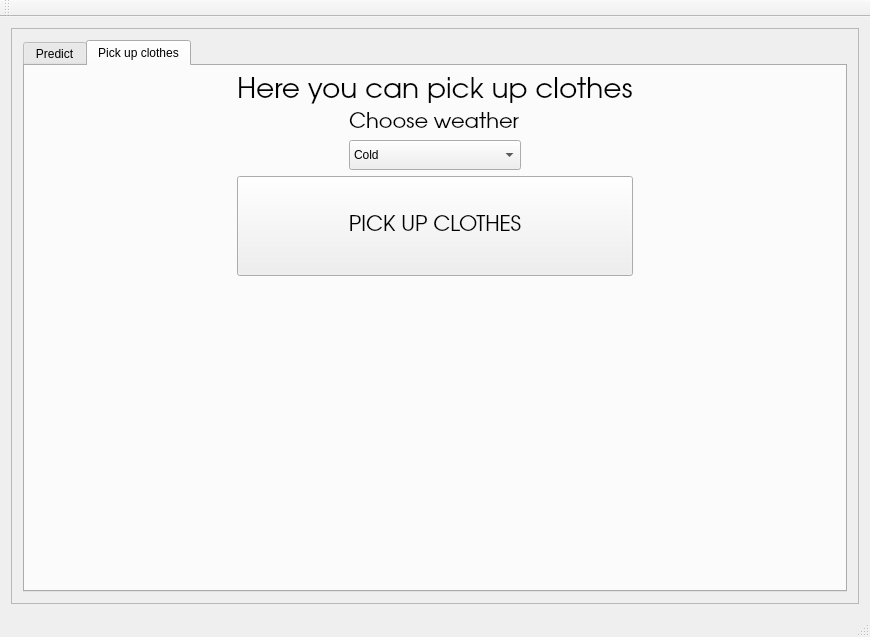
This is dressid_gui/dressid_gui/model_main.ui in DressID/dressfinder as Qt 5 draws it before an edit. The edited form follows.
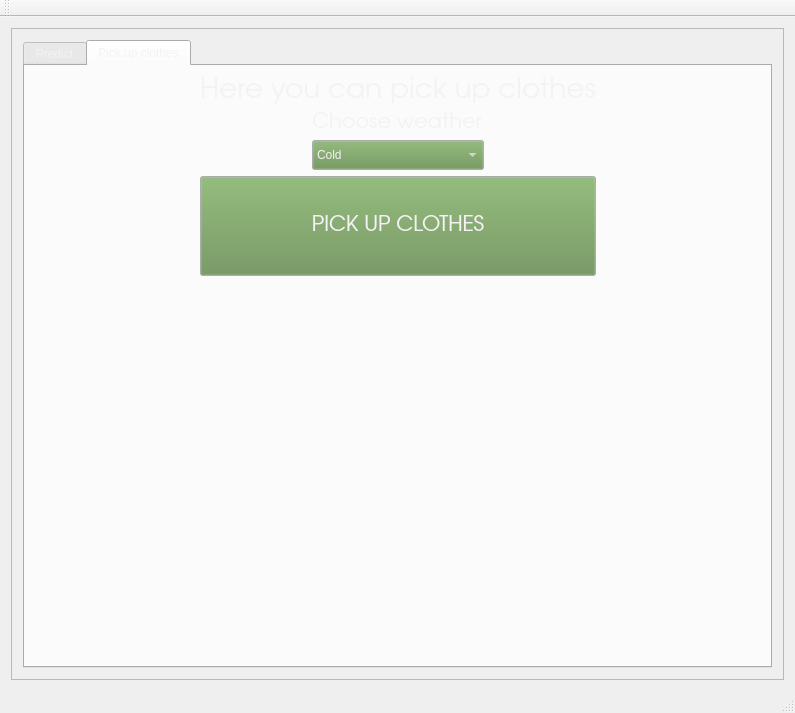
This is the edited form. Icons and pictures are not drawn.

What changed in the file:
```diff
--- a/dressid_gui/dressid_gui/model_main.ui
+++ b/dressid_gui/dressid_gui/model_main.ui
@@ -6,8 +6,8 @@
    <rect>
     <x>0</x>
     <y>0</y>
-    <width>870</width>
-    <height>637</height>
+    <width>795</width>
+    <height>713</height>
    </rect>
   </property>
   <property name="sizePolicy">
@@ -34,13 +34,53 @@
         <rect>
          <x>0</x>
          <y>0</y>
-         <width>850</width>
-         <height>556</height>
+         <width>761</width>
+         <height>641</height>
         </rect>
        </property>
        <layout class="QGridLayout" name="gridLayout_4">
         <item row="0" column="0">
          <widget class="QTabWidget" name="tabWidget">
+          <property name="enabled">
+           <bool>true</bool>
+          </property>
+          <property name="palette">
+           <palette>
+            <active>
+             <colorrole role="WindowText">
+              <brush brushstyle="SolidPattern">
+               <color alpha="255">
+                <red>243</red>
+                <green>243</green>
+                <blue>243</blue>
+               </color>
+              </brush>
+             </colorrole>
+            </active>
+            <inactive>
+             <colorrole role="WindowText">
+              <brush brushstyle="SolidPattern">
+               <color alpha="255">
+                <red>243</red>
+                <green>243</green>
+                <blue>243</blue>
+               </color>
+              </brush>
+             </colorrole>
+            </inactive>
+            <disabled>
+             <colorrole role="WindowText">
+              <brush brushstyle="SolidPattern">
+               <color alpha="255">
+                <red>190</red>
+                <green>190</green>
+                <blue>190</blue>
+               </color>
+              </brush>
+             </colorrole>
+            </disabled>
+           </palette>
+          </property>
           <property name="currentIndex">
            <number>1</number>
           </property>
@@ -770,7 +810,7 @@
               </property>
              </spacer>
             </item>
-            <item row="4" column="0">
+            <item row="5" column="0">
              <spacer name="verticalSpacer_2">
               <property name="orientation">
                <enum>Qt::Vertical</enum>
@@ -810,6 +850,97 @@
                 <height>100</height>
                </size>
               </property>
+              <property name="palette">
+               <palette>
+                <active>
+                 <colorrole role="Button">
+                  <brush brushstyle="SolidPattern">
+                   <color alpha="255">
+                    <red>103</red>
+                    <green>144</green>
+                    <blue>80</blue>
+                   </color>
+                  </brush>
+                 </colorrole>
+                 <colorrole role="Text">
+                  <brush brushstyle="SolidPattern">
+                   <color alpha="255">
+                    <red>243</red>
+                    <green>243</green>
+                    <blue>243</blue>
+                   </color>
+                  </brush>
+                 </colorrole>
+                 <colorrole role="ButtonText">
+                  <brush brushstyle="SolidPattern">
+                   <color alpha="255">
+                    <red>243</red>
+                    <green>243</green>
+                    <blue>243</blue>
+                   </color>
+                  </brush>
+                 </colorrole>
+                </active>
+                <inactive>
+                 <colorrole role="Button">
+                  <brush brushstyle="SolidPattern">
+                   <color alpha="255">
+                    <red>103</red>
+                    <green>144</green>
+                    <blue>80</blue>
+                   </color>
+                  </brush>
+                 </colorrole>
+                 <colorrole role="Text">
+                  <brush brushstyle="SolidPattern">
+                   <color alpha="255">
+                    <red>243</red>
+                    <green>243</green>
+                    <blue>243</blue>
+                   </color>
+                  </brush>
+                 </colorrole>
+                 <colorrole role="ButtonText">
+                  <brush brushstyle="SolidPattern">
+                   <color alpha="255">
+                    <red>243</red>
+                    <green>243</green>
+                    <blue>243</blue>
+                   </color>
+                  </brush>
+                 </colorrole>
+                </inactive>
+                <disabled>
+                 <colorrole role="Button">
+                  <brush brushstyle="SolidPattern">
+                   <color alpha="255">
+                    <red>103</red>
+                    <green>144</green>
+                    <blue>80</blue>
+                   </color>
+                  </brush>
+                 </colorrole>
+                 <colorrole role="Text">
+                  <brush brushstyle="SolidPattern">
+                   <color alpha="255">
+                    <red>190</red>
+                    <green>190</green>
+                    <blue>190</blue>
+                   </color>
+                  </brush>
+                 </colorrole>
+                 <colorrole role="ButtonText">
+                  <brush brushstyle="SolidPattern">
+                   <color alpha="255">
+                    <red>190</red>
+                    <green>190</green>
+                    <blue>190</blue>
+                   </color>
+                  </brush>
+                 </colorrole>
+                </disabled>
+               </palette>
+              </property>
               <property name="font">
                <font>
                 <family>URW Gothic L</family>
@@ -835,6 +966,97 @@
                 <height>30</height>
                </size>
               </property>
+              <property name="palette">
+               <palette>
+                <active>
+                 <colorrole role="Button">
+                  <brush brushstyle="SolidPattern">
+                   <color alpha="255">
+                    <red>103</red>
+                    <green>144</green>
+                    <blue>80</blue>
+                   </color>
+                  </brush>
+                 </colorrole>
+                 <colorrole role="Text">
+                  <brush brushstyle="SolidPattern">
+                   <color alpha="255">
+                    <red>243</red>
+                    <green>243</green>
+                    <blue>243</blue>
+                   </color>
+                  </brush>
+                 </colorrole>
+                 <colorrole role="ButtonText">
+                  <brush brushstyle="SolidPattern">
+                   <color alpha="255">
+                    <red>243</red>
+                    <green>243</green>
+                    <blue>243</blue>
+                   </color>
+                  </brush>
+                 </colorrole>
+                </active>
+                <inactive>
+                 <colorrole role="Button">
+                  <brush brushstyle="SolidPattern">
+                   <color alpha="255">
+                    <red>103</red>
+                    <green>144</green>
+                    <blue>80</blue>
+                   </color>
+                  </brush>
+                 </colorrole>
+                 <colorrole role="Text">
+                  <brush brushstyle="SolidPattern">
+                   <color alpha="255">
+                    <red>243</red>
+                    <green>243</green>
+                    <blue>243</blue>
+                   </color>
+                  </brush>
+                 </colorrole>
+                 <colorrole role="ButtonText">
+                  <brush brushstyle="SolidPattern">
+                   <color alpha="255">
+                    <red>243</red>
+                    <green>243</green>
+                    <blue>243</blue>
+                   </color>
+                  </brush>
+                 </colorrole>
+                </inactive>
+                <disabled>
+                 <colorrole role="Button">
+                  <brush brushstyle="SolidPattern">
+                   <color alpha="255">
+                    <red>103</red>
+                    <green>144</green>
+                    <blue>80</blue>
+                   </color>
+                  </brush>
+                 </colorrole>
+                 <colorrole role="Text">
+                  <brush brushstyle="SolidPattern">
+                   <color alpha="255">
+                    <red>190</red>
+                    <green>190</green>
+                    <blue>190</blue>
+                   </color>
+                  </brush>
+                 </colorrole>
+                 <colorrole role="ButtonText">
+                  <brush brushstyle="SolidPattern">
+                   <color alpha="255">
+                    <red>190</red>
+                    <green>190</green>
+                    <blue>190</blue>
+                   </color>
+                  </brush>
+                 </colorrole>
+                </disabled>
+               </palette>
+              </property>
               <property name="layoutDirection">
                <enum>Qt::LeftToRight</enum>
               </property>
```
Left out of the diff: 166 changed lines with no effect on the pictures.
